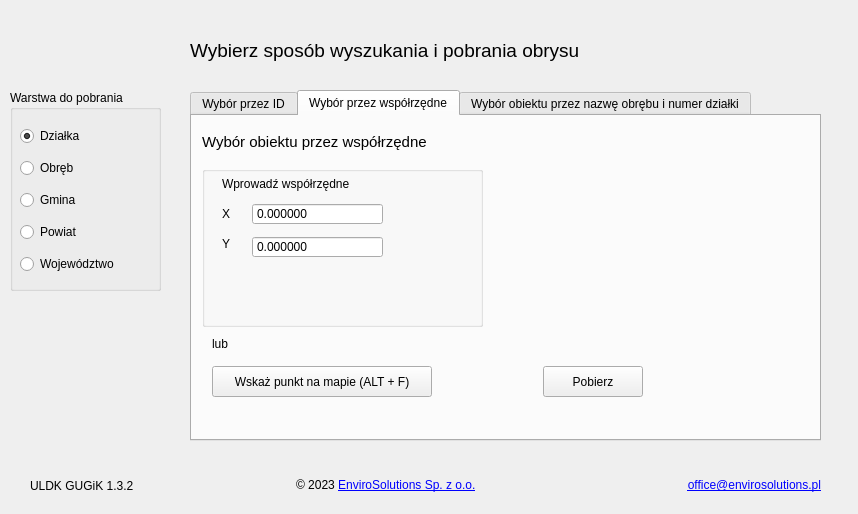
Old version of the form uldk_gugik_dialog_base.ui in the repository envirosolutionspl/uldk_gugik.
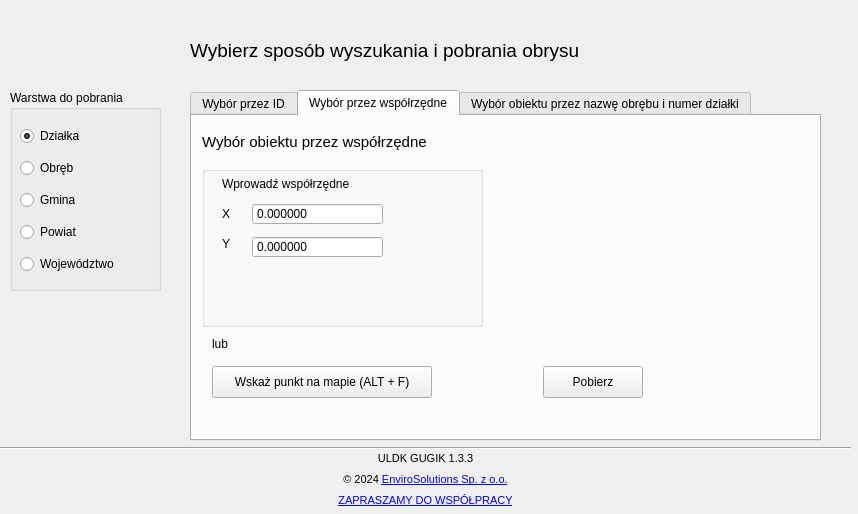
New version of the form. Icons and pictures are not drawn. Custom widgets are drawn as their Qt base class.

Patch:
```diff
--- a/uldk_gugik_dialog_base.ui
+++ b/uldk_gugik_dialog_base.ui
@@ -335,7 +335,7 @@
        <x>20</x>
        <y>250</y>
        <width>431</width>
-       <height>31</height>
+       <height>32</height>
       </rect>
      </property>
      <layout class="QHBoxLayout" name="horizontalLayout_2">
@@ -696,7 +696,7 @@
      <rect>
       <x>10</x>
       <y>30</y>
-      <width>110</width>
+      <width>112</width>
       <height>161</height>
      </rect>
     </property>
@@ -763,14 +763,64 @@
     <string>Wybierz sposób wyszukania i pobrania obrysu</string>
    </property>
   </widget>
+  <widget class="QFrame" name="frame_9">
+   <property name="geometry">
+    <rect>
+     <x>-10</x>
+     <y>445</y>
+     <width>871</width>
+     <height>71</height>
+    </rect>
+   </property>
+   <property name="maximumSize">
+    <size>
+     <width>16777215</width>
+     <height>100</height>
+    </size>
+   </property>
+   <property name="frameShape">
+    <enum>QFrame::NoFrame</enum>
+   </property>
+   <property name="frameShadow">
+    <enum>QFrame::Raised</enum>
+   </property>
+   <layout class="QVBoxLayout" name="verticalLayout_6">
+    <property name="leftMargin">
+     <number>6</number>
+    </property>
+    <property name="topMargin">
+     <number>0</number>
+    </property>
+    <property name="rightMargin">
+     <number>6</number>
+    </property>
+    <property name="bottomMargin">
+     <number>0</number>
+    </property>
+    <item>
+     <layout class="QHBoxLayout" name="horizontalLayout_6">
+      <property name="spacing">
+       <number>0</number>
+      </property>
+      <property name="leftMargin">
+       <number>0</number>
+      </property>
+      <property name="topMargin">
+       <number>0</number>
+      </property>
+      <property name="rightMargin">
+       <number>0</number>
+      </property>
+      <property name="bottomMargin">
+       <number>0</number>
+      </property>
+      <item>
   <widget class="QLabel" name="img_main">
-   <property name="geometry">
-    <rect>
-     <x>20</x>
-     <y>310</y>
-     <width>121</width>
-     <height>111</height>
-    </rect>
+        <property name="maximumSize">
+         <size>
+          <width>70</width>
+          <height>70</height>
+         </size>
    </property>
    <property name="text">
     <string/>
@@ -781,32 +831,41 @@
    <property name="scaledContents">
     <bool>true</bool>
    </property>
-  </widget>
-  <widget class="QWidget" name="horizontalLayoutWidget">
-   <property name="geometry">
-    <rect>
-     <x>30</x>
-     <y>470</y>
-     <width>791</width>
-     <height>31</height>
-    </rect>
-   </property>
-   <layout class="QHBoxLayout" name="horizontalLayout">
-    <item>
-     <widget class="QLabel" name="lbl_pluginVersion">
-      <property name="text">
-       <string>ULDK GUGiK 1.3.2</string>
+        <property name="margin">
+         <number>9</number>
       </property>
      </widget>
     </item>
     <item>
+       <layout class="QGridLayout" name="gridLayout_4">
+        <property name="horizontalSpacing">
+         <number>-1</number>
+        </property>
+        <property name="verticalSpacing">
+         <number>0</number>
+        </property>
+        <item row="1" column="0">
      <widget class="QLabel" name="lbl_copyrights">
+          <property name="maximumSize">
+           <size>
+            <width>16777215</width>
+            <height>15</height>
+           </size>
+          </property>
+          <property name="font">
+           <font>
+            <pointsize>8</pointsize>
+           </font>
+          </property>
       <property name="text">
-       <string>© 2023 &lt;a href=&quot;http://www.envirosolutions.pl/&quot;&gt;EnviroSolutions Sp. z o.o.&lt;/a&gt;</string>
+           <string>&lt;html&gt;&lt;head/&gt;&lt;body&gt;&lt;p&gt;© 2024 &lt;a href=&quot;http://www.envirosolutions.pl/&quot;&gt;&lt;span style=&quot; text-decoration: underline; color:#0000ff;&quot;&gt;EnviroSolutions Sp. z o.o.&lt;/span&gt;&lt;/a&gt;&lt;/p&gt;&lt;/body&gt;&lt;/html&gt;</string>
       </property>
       <property name="textFormat">
        <enum>Qt::RichText</enum>
       </property>
+          <property name="alignment">
+           <set>Qt::AlignCenter</set>
+          </property>
       <property name="openExternalLinks">
        <bool>true</bool>
       </property>
@@ -815,16 +874,48 @@
       </property>
      </widget>
     </item>
-    <item>
+        <item row="0" column="0">
+         <widget class="QLabel" name="lbl_pluginVersion">
+          <property name="maximumSize">
+           <size>
+            <width>16777215</width>
+            <height>15</height>
+           </size>
+          </property>
+          <property name="font">
+           <font>
+            <pointsize>8</pointsize>
+           </font>
+          </property>
+          <property name="text">
+           <string>ULDK GUGIK 1.3.3</string>
+          </property>
+          <property name="alignment">
+           <set>Qt::AlignCenter</set>
+          </property>
+         </widget>
+        </item>
+        <item row="2" column="0">
      <widget class="QLabel" name="lbl_email">
+          <property name="maximumSize">
+           <size>
+            <width>16777215</width>
+            <height>15</height>
+           </size>
+          </property>
+          <property name="font">
+           <font>
+            <pointsize>8</pointsize>
+           </font>
+          </property>
       <property name="text">
-       <string>&lt;a href=&quot;mailto:office@envirosolutions.pl&quot;&gt;office@envirosolutions.pl&lt;/a&gt;</string>
+           <string>&lt;html&gt;&lt;head/&gt;&lt;body&gt;&lt;p&gt;&lt;a href=&quot;mailto:office@envirosolutions.pl&quot;&gt;&lt;span style=&quot; text-decoration: underline; color:#0000ff;&quot;&gt;ZAPRASZAMY DO WSPÓŁPRACY&lt;/span&gt;&lt;/a&gt;&lt;/p&gt;&lt;/body&gt;&lt;/html&gt;</string>
       </property>
       <property name="textFormat">
        <enum>Qt::RichText</enum>
       </property>
       <property name="alignment">
-       <set>Qt::AlignRight|Qt::AlignTrailing|Qt::AlignVCenter</set>
+           <set>Qt::AlignCenter</set>
       </property>
       <property name="openExternalLinks">
        <bool>true</bool>
@@ -835,6 +926,59 @@
      </widget>
     </item>
    </layout>
+      </item>
+      <item>
+       <widget class="QLabel" name="label_6">
+        <property name="sizePolicy">
+         <sizepolicy hsizetype="Maximum" vsizetype="Minimum">
+          <horstretch>0</horstretch>
+          <verstretch>0</verstretch>
+         </sizepolicy>
+        </property>
+        <property name="maximumSize">
+         <size>
+          <width>70</width>
+          <height>70</height>
+         </size>
+        </property>
+        <property name="font">
+         <font>
+          <pointsize>19</pointsize>
+         </font>
+        </property>
+        <property name="mouseTracking">
+         <bool>true</bool>
+        </property>
+        <property name="text">
+         <string/>
+        </property>
+        <property name="pixmap">
+         <pixmap>images/logo.png</pixmap>
+        </property>
+        <property name="scaledContents">
+         <bool>true</bool>
+        </property>
+        <property name="margin">
+         <number>0</number>
+        </property>
+       </widget>
+      </item>
+     </layout>
+    </item>
+   </layout>
+  </widget>
+  <widget class="Line" name="line_3">
+   <property name="geometry">
+    <rect>
+     <x>0</x>
+     <y>440</y>
+     <width>851</width>
+     <height>16</height>
+    </rect>
+   </property>
+   <property name="orientation">
+    <enum>Qt::Horizontal</enum>
+   </property>
   </widget>
  </widget>
  <customwidgets>
```
Left out of the diff: 2 changed lines with no effect on the pictures. Lines whose indentation alone changed are shown as unchanged.
